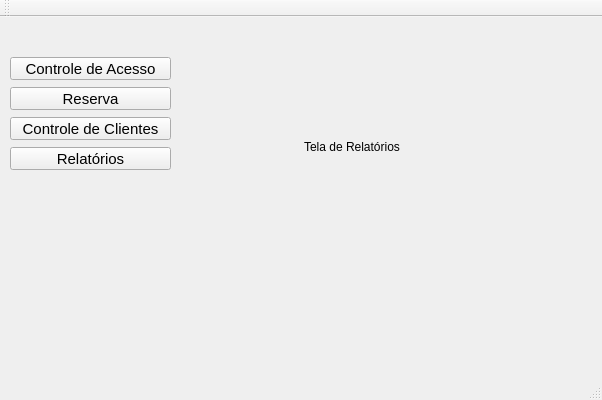
bernardo-dev/sprint-software-engineering, file src/mainwindow.ui: the form before one commit.
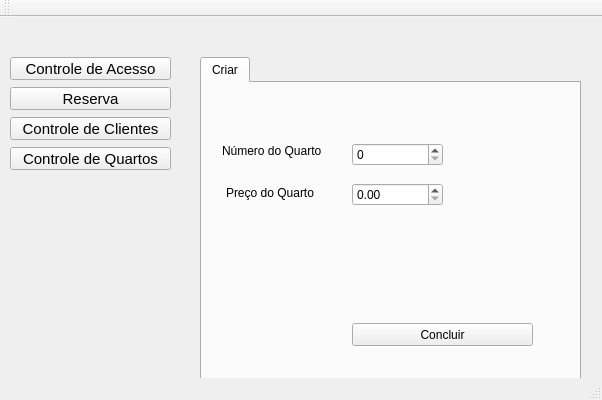
The form after the commit. The open tabs and pages were chosen to show the change.

```diff
--- a/src/mainwindow.ui
+++ b/src/mainwindow.ui
@@ -95,7 +95,7 @@
      </font>
     </property>
     <property name="text">
-     <string>Relatórios</string>
+     <string>Controle de Quartos</string>
     </property>
    </widget>
    <widget class="QStackedWidget" name="stackedWidget">
@@ -491,22 +491,95 @@
       </widget>
      </widget>
     </widget>
-    <widget class="QWidget" name="reportPage">
-     <widget class="QLabel" name="reportPageLabel">
+    <widget class="QWidget" name="roomPage">
+     <widget class="QTabWidget" name="roomControlWidget">
       <property name="geometry">
        <rect>
-        <x>104</x>
-        <y>80</y>
-        <width>201</width>
-        <height>20</height>
+        <x>0</x>
+        <y>0</y>
+        <width>381</width>
+        <height>331</height>
        </rect>
       </property>
-      <property name="text">
-       <string>Tela de Relatórios</string>
+      <property name="toolTip">
+       <string>&lt;html&gt;&lt;head/&gt;&lt;body&gt;&lt;p&gt;&lt;br/&gt;&lt;/p&gt;&lt;/body&gt;&lt;/html&gt;</string>
       </property>
       <property name="buddy">
        <cstring>reportPageLabel</cstring>
       </property>
+      <widget class="QWidget" name="create_5">
+       <property name="accessibleName">
+        <string/>
+       </property>
+       <attribute name="title">
+        <string>Criar</string>
+       </attribute>
+       <widget class="QLabel" name="numberControlRoomLabel">
+        <property name="geometry">
+         <rect>
+          <x>20</x>
+          <y>60</y>
+          <width>111</width>
+          <height>16</height>
+         </rect>
+        </property>
+        <property name="text">
+         <string>Número do Quarto</string>
+        </property>
+       </widget>
+       <widget class="QPushButton" name="concludeRoomAccessButton">
+        <property name="geometry">
+         <rect>
+          <x>150</x>
+          <y>240</y>
+          <width>181</width>
+          <height>23</height>
+         </rect>
+        </property>
+        <property name="text">
+         <string>Concluir</string>
+        </property>
+       </widget>
+       <widget class="QLabel" name="positionControlAccessLabel_2">
+        <property name="geometry">
+         <rect>
+          <x>24</x>
+          <y>100</y>
+          <width>101</width>
+          <height>20</height>
+         </rect>
+        </property>
+        <property name="text">
+         <string>Preço do Quarto</string>
+        </property>
+       </widget>
+       <widget class="QSpinBox" name="roomControlspinBox">
+        <property name="geometry">
+         <rect>
+          <x>150</x>
+          <y>60</y>
+          <width>91</width>
+          <height>23</height>
+         </rect>
+        </property>
+        <property name="maximum">
+         <number>10000</number>
+        </property>
+       </widget>
+       <widget class="QDoubleSpinBox" name="roomControldoubleSpinBox">
+        <property name="geometry">
+         <rect>
+          <x>150</x>
+          <y>100</y>
+          <width>91</width>
+          <height>23</height>
+         </rect>
+        </property>
+        <property name="maximum">
+         <double>1000000.000000000000000</double>
+        </property>
+       </widget>
+      </widget>
      </widget>
     </widget>
    </widget>
```
Left out of the diff: 94 changed lines with no effect on the pictures.
